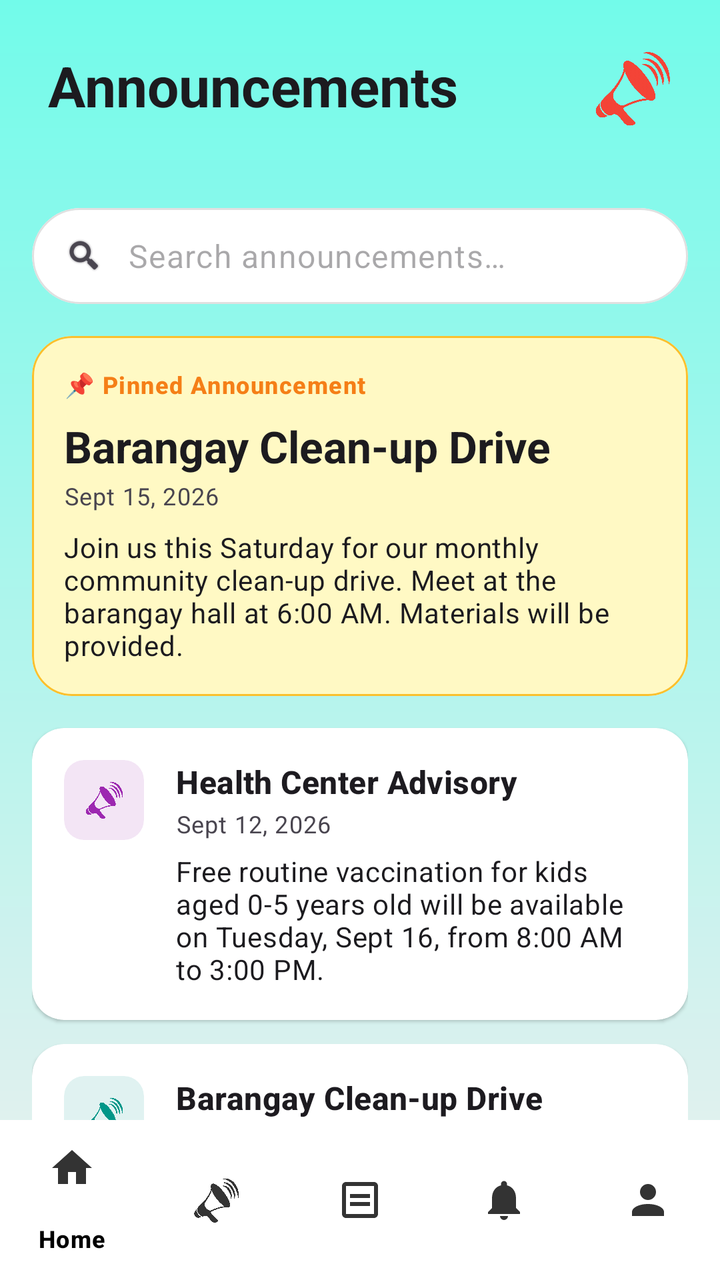
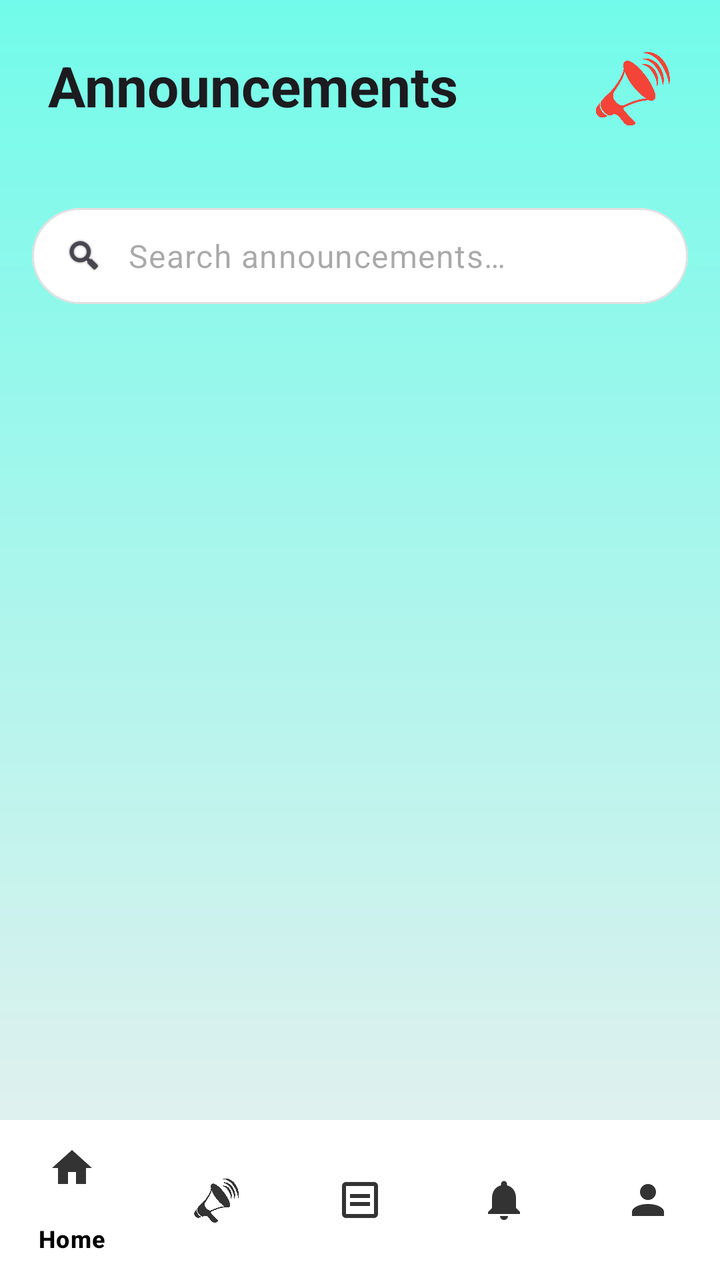

Screens rendered from an Android XML layout before and after an edit, with the pre-edit source and the edit as a unified diff.
<!-- AndroidManifest.xml: application theme Theme.IServeKo -->
<!-- res/layout/activity_announcement_resident.xml -->
<?xml version="1.0" encoding="utf-8"?>
<androidx.coordinatorlayout.widget.CoordinatorLayout xmlns:android="http://schemas.android.com/apk/res/android"
    xmlns:app="http://schemas.android.com/apk/res-auto"
    xmlns:tools="http://schemas.android.com/tools"
    android:id="@+id/main"
    android:layout_width="match_parent"
    android:layout_height="match_parent"
    android:background="@drawable/designbrg"
    tools:context=".AnnouncementResidentActivity">

    <com.google.android.material.appbar.AppBarLayout
        android:layout_width="match_parent"
        android:layout_height="wrap_content"
        android:background="@android:color/transparent"
        app:elevation="0dp">

        <RelativeLayout
            android:layout_width="match_parent"
            android:layout_height="wrap_content"
            android:padding="24dp">

            <LinearLayout
                android:layout_width="wrap_content"
                android:layout_height="wrap_content"
                android:layout_alignParentStart="true"
                android:orientation="vertical">

                <TextView
                    android:layout_width="wrap_content"
                    android:layout_height="wrap_content"
                    android:text="@string/announcements_header"
                    android:textAppearance="@style/TextAppearance.Material3.HeadlineMedium"
                    android:textColor="@color/onSurface"
                    android:textStyle="bold" />
            </LinearLayout>

            <ImageView
                android:layout_width="40dp"
                android:layout_height="40dp"
                android:layout_alignParentEnd="true"
                android:layout_centerVertical="true"
                android:src="@drawable/announcementlogo"
                app:tint="#F44336"
                tools:ignore="ContentDescription" />

        </RelativeLayout>
    </com.google.android.material.appbar.AppBarLayout>

    <androidx.core.widget.NestedScrollView
        android:layout_width="match_parent"
        android:layout_height="match_parent"
        app:layout_behavior="@string/appbar_scrolling_view_behavior">

        <LinearLayout
            android:layout_width="match_parent"
            android:layout_height="wrap_content"
            android:orientation="vertical"
            android:padding="16dp">

            
            <com.google.android.material.card.MaterialCardView
                android:layout_width="match_parent"
                android:layout_height="wrap_content"
                android:layout_marginBottom="16dp"
                style="?attr/materialCardViewFilledStyle"
                app:cardBackgroundColor="@color/white"
                app:cardCornerRadius="28dp"
                app:strokeWidth="1dp"
                app:strokeColor="#E0E0E0">

                <LinearLayout
                    android:layout_width="match_parent"
                    android:layout_height="48dp"
                    android:gravity="center_vertical"
                    android:orientation="horizontal"
                    android:paddingHorizontal="16dp">

                    <ImageView
                        android:layout_width="20dp"
                        android:layout_height="20dp"
                        android:src="@android:drawable/ic_search_category_default"
                        app:tint="@color/onSurfaceVariant" />

                    <EditText
                        android:layout_width="match_parent"
                        android:layout_height="match_parent"
                        android:layout_marginStart="12dp"
                        android:background="@android:color/transparent"
                        android:hint="@string/search_announcements_hint"
                        android:importantForAutofill="no"
                        android:inputType="text"
                        android:textAppearance="@style/TextAppearance.Material3.BodyLarge"
                        android:textColor="@color/onSurface" />
                </LinearLayout>
            </com.google.android.material.card.MaterialCardView>

            
            <com.google.android.material.card.MaterialCardView
                android:id="@+id/cardPinned"
                style="?attr/materialCardViewFilledStyle"
                android:layout_width="match_parent"
                android:layout_height="wrap_content"
                android:layout_marginBottom="16dp"
                app:cardBackgroundColor="#FFF9C4"
                app:cardCornerRadius="20dp"
                app:strokeWidth="1dp"
                app:strokeColor="#FBC02D">

                <LinearLayout
                    android:layout_width="match_parent"
                    android:layout_height="wrap_content"
                    android:orientation="vertical"
                    android:padding="16dp">

                    <TextView
                        android:layout_width="wrap_content"
                        android:layout_height="wrap_content"
                        android:text="@string/pinned_announcement"
                        android:textAppearance="@style/TextAppearance.Material3.LabelMedium"
                        android:textColor="#F57F17"
                        android:textStyle="bold" />

                    <TextView
                        android:layout_width="wrap_content"
                        android:layout_height="wrap_content"
                        android:layout_marginTop="8dp"
                        android:text="@string/announcement_title_1"
                        android:textAppearance="@style/TextAppearance.Material3.TitleLarge"
                        android:textColor="@color/onSurface"
                        android:textStyle="bold" />

                    <TextView
                        android:layout_width="wrap_content"
                        android:layout_height="wrap_content"
                        android:layout_marginTop="2dp"
                        android:text="@string/announcement_date_1"
                        android:textAppearance="@style/TextAppearance.Material3.BodySmall"
                        android:textColor="@color/onSurfaceVariant" />

                    <TextView
                        android:layout_width="wrap_content"
                        android:layout_height="wrap_content"
                        android:layout_marginTop="8dp"
                        android:text="@string/announcement_desc_1"
                        android:textAppearance="@style/TextAppearance.Material3.BodyMedium"
                        android:textColor="@color/onSurface" />
                </LinearLayout>
            </com.google.android.material.card.MaterialCardView>

            
            <com.google.android.material.card.MaterialCardView
                style="?attr/materialCardViewElevatedStyle"
                android:layout_width="match_parent"
                android:layout_height="wrap_content"
                android:layout_marginBottom="12dp"
                app:cardBackgroundColor="@color/white"
                app:cardCornerRadius="16dp"
                app:strokeWidth="0dp">

                <RelativeLayout
                    android:layout_width="match_parent"
                    android:layout_height="wrap_content"
                    android:padding="16dp">

                    <com.google.android.material.card.MaterialCardView
                        android:id="@+id/iconContainer1"
                        android:layout_width="40dp"
                        android:layout_height="40dp"
                        app:cardBackgroundColor="@color/dash_purple_light"
                        app:cardCornerRadius="10dp"
                        app:strokeWidth="0dp">

                        <ImageView
                            android:layout_width="20dp"
                            android:layout_height="20dp"
                            android:layout_gravity="center"
                            android:src="@drawable/announcementlogo"
                            app:tint="@color/dash_purple" />
                    </com.google.android.material.card.MaterialCardView>

                    <LinearLayout
                        android:layout_width="match_parent"
                        android:layout_height="wrap_content"
                        android:layout_toEndOf="@id/iconContainer1"
                        android:layout_marginStart="16dp"
                        android:orientation="vertical">

                        <TextView
                            android:layout_width="wrap_content"
                            android:layout_height="wrap_content"
                            android:text="@string/announcement_title_2"
                            android:textAppearance="@style/TextAppearance.Material3.TitleMedium"
                            android:textStyle="bold" />

                        <TextView
                            android:layout_width="wrap_content"
                            android:layout_height="wrap_content"
                            android:text="@string/announcement_date_2"
                            android:textAppearance="@style/TextAppearance.Material3.BodySmall"
                            android:textColor="@color/onSurfaceVariant"
                            android:layout_marginTop="2dp" />

                        <TextView
                            android:layout_width="wrap_content"
                            android:layout_height="wrap_content"
                            android:text="@string/announcement_desc_2"
                            android:textAppearance="@style/TextAppearance.Material3.BodyMedium"
                            android:textColor="@color/onSurface"
                            android:layout_marginTop="6dp" />
                    </LinearLayout>
                </RelativeLayout>
            </com.google.android.material.card.MaterialCardView>

            <com.google.android.material.card.MaterialCardView
                style="?attr/materialCardViewElevatedStyle"
                android:layout_width="match_parent"
                android:layout_height="wrap_content"
                android:layout_marginBottom="80dp"
                app:cardBackgroundColor="@color/white"
                app:cardCornerRadius="16dp"
                app:strokeWidth="0dp">

                <RelativeLayout
                    android:layout_width="match_parent"
                    android:layout_height="wrap_content"
                    android:padding="16dp">

                    <com.google.android.material.card.MaterialCardView
                        android:id="@+id/iconContainer2"
                        android:layout_width="40dp"
                        android:layout_height="40dp"
                        app:cardBackgroundColor="@color/dash_teal_light"
                        app:cardCornerRadius="10dp"
                        app:strokeWidth="0dp">

                        <ImageView
                            android:layout_width="20dp"
                            android:layout_height="20dp"
                            android:layout_gravity="center"
                            android:src="@drawable/announcementlogo"
                            app:tint="@color/dash_teal" />
                    </com.google.android.material.card.MaterialCardView>

                    <LinearLayout
                        android:layout_width="match_parent"
                        android:layout_height="wrap_content"
                        android:layout_toEndOf="@id/iconContainer2"
                        android:layout_marginStart="16dp"
                        android:orientation="vertical">

                        <TextView
                            android:layout_width="wrap_content"
                            android:layout_height="wrap_content"
                            android:text="@string/announcement_title_1"
                            android:textAppearance="@style/TextAppearance.Material3.TitleMedium"
                            android:textStyle="bold" />

                        <TextView
                            android:layout_width="wrap_content"
                            android:layout_height="wrap_content"
                            android:text="@string/announcement_date_1"
                            android:textAppearance="@style/TextAppearance.Material3.BodySmall"
                            android:textColor="@color/onSurfaceVariant"
                            android:layout_marginTop="2dp" />

                        <TextView
                            android:layout_width="wrap_content"
                            android:layout_height="wrap_content"
                            android:text="@string/announcement_desc_1"
                            android:textAppearance="@style/TextAppearance.Material3.BodyMedium"
                            android:textColor="@color/onSurface"
                            android:layout_marginTop="6dp" />
                    </LinearLayout>
                </RelativeLayout>
            </com.google.android.material.card.MaterialCardView>

        </LinearLayout>
    </androidx.core.widget.NestedScrollView>

    <com.google.android.material.bottomnavigation.BottomNavigationView
        android:id="@+id/bottomNavigation"
        android:layout_width="match_parent"
        android:layout_height="wrap_content"
        android:layout_gravity="bottom"
        android:background="@color/white"
        app:itemIconTint="#333333"
        app:itemTextColor="#000000"
        app:menu="@menu/bottom_nav_menu" />

</androidx.coordinatorlayout.widget.CoordinatorLayout>
<!-- resources referenced by this layout -->
<resources>
  <color name="dash_purple">#9C27B0</color>
  <color name="dash_purple_light">#F3E5F5</color>
  <color name="dash_teal">#009688</color>
  <color name="dash_teal_light">#E0F2F1</color>
  <color name="onSurface">#1C1B1F</color>
  <color name="onSurfaceVariant">#49454F</color>
  <color name="white">#FFFFFFFF</color>
  <!-- drawable announcementlogo: png bitmap (drawable, 231928 bytes) -->
  <!-- drawable designbrg (drawable) -->
  <?xml version="1.0" encoding="utf-8"?>
  <shape xmlns:android="http://schemas.android.com/apk/res/android">
       <gradient android:type = "linear" android:angle="100"
           android:startColor="#72FBEA" android:endColor="#EFEFEF"/>
  </shape>
  <string name="announcement_date_1">Sept 15, 2026</string>
  <string name="announcement_date_2">Sept 12, 2026</string>
  <string name="announcement_desc_1">Join us this Saturday for our monthly community clean-up drive. Meet at the barangay hall at 6:00 AM. Materials will be provided.</string>
  <string name="announcement_desc_2">Free routine vaccination for kids aged 0-5 years old will be available on Tuesday, Sept 16, from 8:00 AM to 3:00 PM.</string>
  <string name="announcement_title_1">Barangay Clean-up Drive</string>
  <string name="announcement_title_2">Health Center Advisory</string>
  <string name="announcements_header">Announcements</string>
  <string name="pinned_announcement">📌 Pinned Announcement</string>
  <string name="search_announcements_hint">Search announcements…</string>
  <style name="Theme.IServeKo" parent="Base.Theme.IServeKo" />
  <style name="Base.Theme.IServeKo" parent="Theme.Material3.DayNight.NoActionBar">
          
          
      </style>
</resources>

<!-- the commit's change to res/layout/activity_announcement_resident.xml (unified diff, before → after) -->
@@ -82,6 +82,7 @@
                         app:tint="@color/onSurfaceVariant" />
 
                     <EditText
+                        android:id="@+id/inputSearch"
                         android:layout_width="match_parent"
                         android:layout_height="match_parent"
                         android:layout_marginStart="12dp"
@@ -95,184 +96,12 @@
             </com.google.android.material.card.MaterialCardView>
 
             
-            <com.google.android.material.card.MaterialCardView
-                android:id="@+id/cardPinned"
-                style="?attr/materialCardViewFilledStyle"
+            <androidx.recyclerview.widget.RecyclerView
+                android:id="@+id/recyclerViewAnnouncements"
                 android:layout_width="match_parent"
                 android:layout_height="wrap_content"
-                android:layout_marginBottom="16dp"
-                app:cardBackgroundColor="#FFF9C4"
-                app:cardCornerRadius="20dp"
-                app:strokeWidth="1dp"
-                app:strokeColor="#FBC02D">
-
-                <LinearLayout
-                    android:layout_width="match_parent"
-                    android:layout_height="wrap_content"
-                    android:orientation="vertical"
-                    android:padding="16dp">
-
-                    <TextView
-                        android:layout_width="wrap_content"
-                        android:layout_height="wrap_content"
-                        android:text="@string/pinned_announcement"
-                        android:textAppearance="@style/TextAppearance.Material3.LabelMedium"
-                        android:textColor="#F57F17"
-                        android:textStyle="bold" />
-
-                    <TextView
-                        android:layout_width="wrap_content"
-                        android:layout_height="wrap_content"
-                        android:layout_marginTop="8dp"
-                        android:text="@string/announcement_title_1"
-                        android:textAppearance="@style/TextAppearance.Material3.TitleLarge"
-                        android:textColor="@color/onSurface"
-                        android:textStyle="bold" />
-
-                    <TextView
-                        android:layout_width="wrap_content"
-                        android:layout_height="wrap_content"
-                        android:layout_marginTop="2dp"
-                        android:text="@string/announcement_date_1"
-                        android:textAppearance="@style/TextAppearance.Material3.BodySmall"
-                        android:textColor="@color/onSurfaceVariant" />
-
-                    <TextView
-                        android:layout_width="wrap_content"
-                        android:layout_height="wrap_content"
-                        android:layout_marginTop="8dp"
-                        android:text="@string/announcement_desc_1"
-                        android:textAppearance="@style/TextAppearance.Material3.BodyMedium"
-                        android:textColor="@color/onSurface" />
-                </LinearLayout>
-            </com.google.android.material.card.MaterialCardView>
-
-            
-            <com.google.android.material.card.MaterialCardView
-                style="?attr/materialCardViewElevatedStyle"
-                android:layout_width="match_parent"
-                android:layout_height="wrap_content"
-                android:layout_marginBottom="12dp"
-                app:cardBackgroundColor="@color/white"
-                app:cardCornerRadius="16dp"
-                app:strokeWidth="0dp">
-
-                <RelativeLayout
-                    android:layout_width="match_parent"
-                    android:layout_height="wrap_content"
-                    android:padding="16dp">
-
-                    <com.google.android.material.card.MaterialCardView
-                        android:id="@+id/iconContainer1"
-                        android:layout_width="40dp"
-                        android:layout_height="40dp"
-                        app:cardBackgroundColor="@color/dash_purple_light"
-                        app:cardCornerRadius="10dp"
-                        app:strokeWidth="0dp">
-
-                        <ImageView
-                            android:layout_width="20dp"
-                            android:layout_height="20dp"
-                            android:layout_gravity="center"
-                            android:src="@drawable/announcementlogo"
-                            app:tint="@color/dash_purple" />
-                    </com.google.android.material.card.MaterialCardView>
-
-                    <LinearLayout
-                        android:layout_width="match_parent"
-                        android:layout_height="wrap_content"
-                        android:layout_toEndOf="@id/iconContainer1"
-                        android:layout_marginStart="16dp"
-                        android:orientation="vertical">
-
-                        <TextView
-                            android:layout_width="wrap_content"
-                            android:layout_height="wrap_content"
-                            android:text="@string/announcement_title_2"
-                            android:textAppearance="@style/TextAppearance.Material3.TitleMedium"
-                            android:textStyle="bold" />
-
-                        <TextView
-                            android:layout_width="wrap_content"
-                            android:layout_height="wrap_content"
-                            android:text="@string/announcement_date_2"
-                            android:textAppearance="@style/TextAppearance.Material3.BodySmall"
-                            android:textColor="@color/onSurfaceVariant"
-                            android:layout_marginTop="2dp" />
-
-                        <TextView
-                            android:layout_width="wrap_content"
-                            android:layout_height="wrap_content"
-                            android:text="@string/announcement_desc_2"
-                            android:textAppearance="@style/TextAppearance.Material3.BodyMedium"
-                            android:textColor="@color/onSurface"
-                            android:layout_marginTop="6dp" />
-                    </LinearLayout>
-                </RelativeLayout>
-            </com.google.android.material.card.MaterialCardView>
-
-            <com.google.android.material.card.MaterialCardView
-                style="?attr/materialCardViewElevatedStyle"
-                android:layout_width="match_parent"
-                android:layout_height="wrap_content"
-                android:layout_marginBottom="80dp"
-                app:cardBackgroundColor="@color/white"
-                app:cardCornerRadius="16dp"
-                app:strokeWidth="0dp">
-
-                <RelativeLayout
-                    android:layout_width="match_parent"
-                    android:layout_height="wrap_content"
-                    android:padding="16dp">
-
-                    <com.google.android.material.card.MaterialCardView
-                        android:id="@+id/iconContainer2"
-                        android:layout_width="40dp"
-                        android:layout_height="40dp"
-                        app:cardBackgroundColor="@color/dash_teal_light"
-                        app:cardCornerRadius="10dp"
-                        app:strokeWidth="0dp">
-
-                        <ImageView
-                            android:layout_width="20dp"
-                            android:layout_height="20dp"
-                            android:layout_gravity="center"
-                            android:src="@drawable/announcementlogo"
-                            app:tint="@color/dash_teal" />
-                    </com.google.android.material.card.MaterialCardView>
-
-                    <LinearLayout
-                        android:layout_width="match_parent"
-                        android:layout_height="wrap_content"
-                        android:layout_toEndOf="@id/iconContainer2"
-                        android:layout_marginStart="16dp"
-                        android:orientation="vertical">
-
-                        <TextView
-                            android:layout_width="wrap_content"
-                            android:layout_height="wrap_content"
-                            android:text="@string/announcement_title_1"
-                            android:textAppearance="@style/TextAppearance.Material3.TitleMedium"
-                            android:textStyle="bold" />
-
-                        <TextView
-                            android:layout_width="wrap_content"
-                            android:layout_height="wrap_content"
-                            android:text="@string/announcement_date_1"
-                            android:textAppearance="@style/TextAppearance.Material3.BodySmall"
-                            android:textColor="@color/onSurfaceVariant"
-                            android:layout_marginTop="2dp" />
-
-                        <TextView
-                            android:layout_width="wrap_content"
-                            android:layout_height="wrap_content"
-                            android:text="@string/announcement_desc_1"
-                            android:textAppearance="@style/TextAppearance.Material3.BodyMedium"
-                            android:textColor="@color/onSurface"
-                            android:layout_marginTop="6dp" />
-                    </LinearLayout>
-                </RelativeLayout>
-            </com.google.android.material.card.MaterialCardView>
+                android:nestedScrollingEnabled="false"
+                android:paddingBottom="80dp" />
 
         </LinearLayout>
     </androidx.core.widget.NestedScrollView>
<!-- resource entries referenced after the edit -->
@@ -1,9 +1,5 @@
 <!-- resources referenced by this layout -->
 <resources>
-  <color name="dash_purple">#9C27B0</color>
-  <color name="dash_purple_light">#F3E5F5</color>
-  <color name="dash_teal">#009688</color>
-  <color name="dash_teal_light">#E0F2F1</color>
   <color name="onSurface">#1C1B1F</color>
   <color name="onSurfaceVariant">#49454F</color>
   <color name="white">#FFFFFFFF</color>
@@ -14,14 +10,7 @@
        <gradient android:type = "linear" android:angle="100"
            android:startColor="#72FBEA" android:endColor="#EFEFEF"/>
   </shape>
-  <string name="announcement_date_1">Sept 15, 2026</string>
-  <string name="announcement_date_2">Sept 12, 2026</string>
-  <string name="announcement_desc_1">Join us this Saturday for our monthly community clean-up drive. Meet at the barangay hall at 6:00 AM. Materials will be provided.</string>
-  <string name="announcement_desc_2">Free routine vaccination for kids aged 0-5 years old will be available on Tuesday, Sept 16, from 8:00 AM to 3:00 PM.</string>
-  <string name="announcement_title_1">Barangay Clean-up Drive</string>
-  <string name="announcement_title_2">Health Center Advisory</string>
   <string name="announcements_header">Announcements</string>
-  <string name="pinned_announcement">📌 Pinned Announcement</string>
   <string name="search_announcements_hint">Search announcements…</string>
   <style name="Theme.IServeKo" parent="Base.Theme.IServeKo" />
   <style name="Base.Theme.IServeKo" parent="Theme.Material3.DayNight.NoActionBar">
